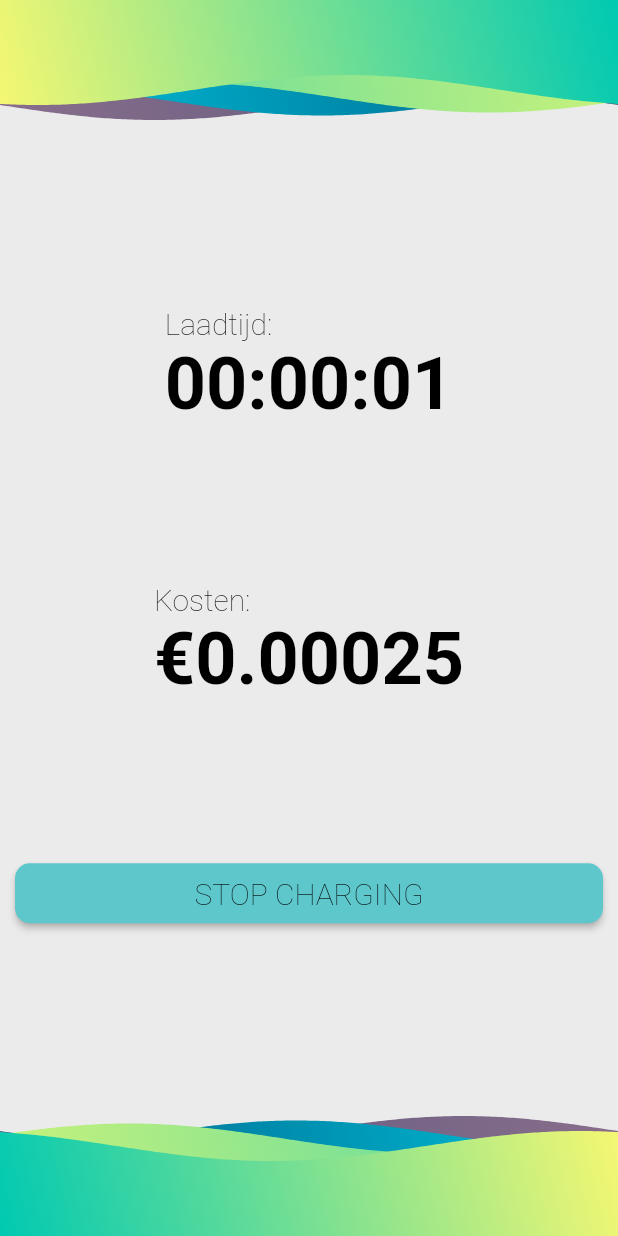
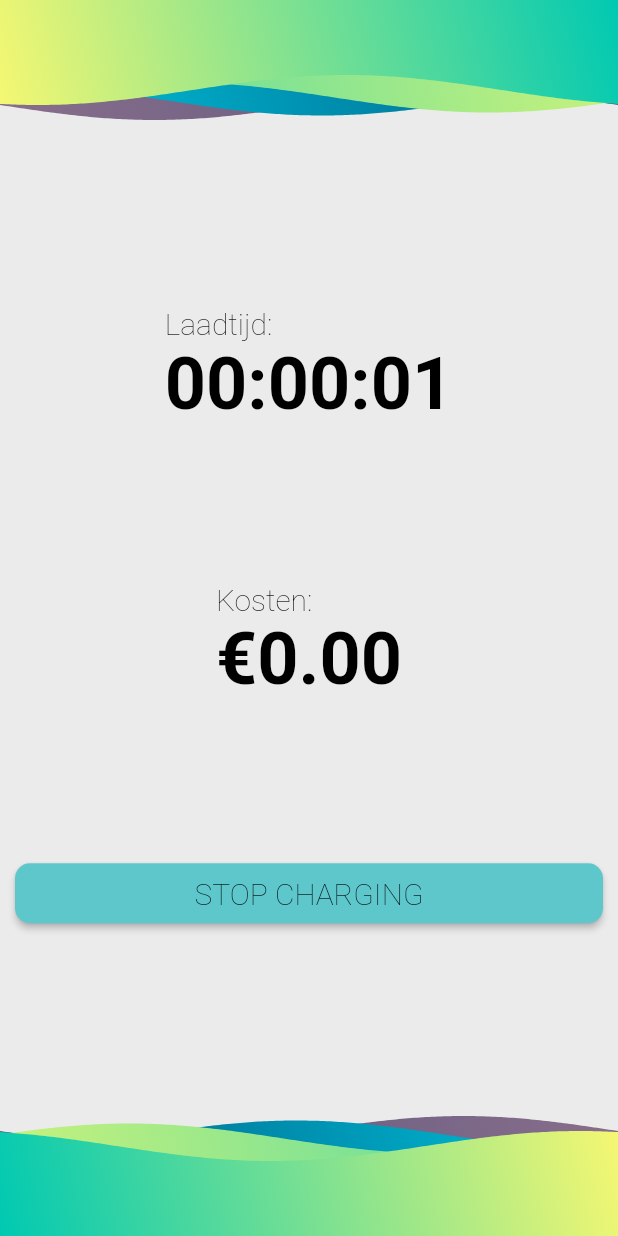
Before and after one commit to KWgroot/ez_charge, a Flutter app: the Charging screen opened directly, on a phone screen of 412 x 824 dp. Run offline on Flutter 3.47's test engine with Material 2 defaults, Android fonts, the phone set to English and light mode, and no system bars; drawn by our look-alikes of wave; our stand-ins replace cloud_firestore, device_info, firebase_auth, firebase_core, firebase_dynamic_links, firebase_messaging and 7 more; missing offline and left inert: flutter_barcode_scanner; accounts and stored records are empty; statements that could not run were skipped.

Commit message:
Updated StopWatch + Calculate charging cost in charging.dart

```diff
--- a/lib/base/charging.dart
+++ b/lib/base/charging.dart
@@ -29,6 +29,7 @@ class _ChargingState extends State<Charging> {
   String minutesStr = '00';
   String secondsStr = '00';
   double chargingCost = 0.0;
+  String roundedCost = "0.00";
 
 
   Stream<int> stopWatchStream() {
@@ -74,7 +75,7 @@ class _ChargingState extends State<Charging> {
     timerSubscription = timerStream.listen((int newTick) {
       setState(() {
         chargingCost = newTick / 60  * 0.015;
-        chargingCost.toStringAsFixed(2);
+        roundedCost = chargingCost.toStringAsFixed(2);
         hoursStr = ((newTick / (60 * 60)) % 60)
             .floor()
             .toString()
@@ -136,7 +137,7 @@ class _ChargingState extends State<Charging> {
                 Text("Kosten: " ,
                   style: theme.textTheme.bodyText1,
                 ),
-                Text("€$chargingCost",
+                Text("€$roundedCost",
                     style: TextStyle(
                         fontSize: 48,
                         color: Colors.black,
```
